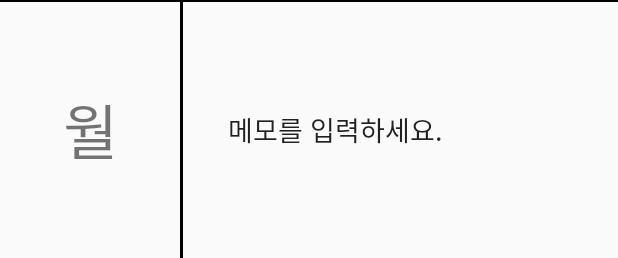
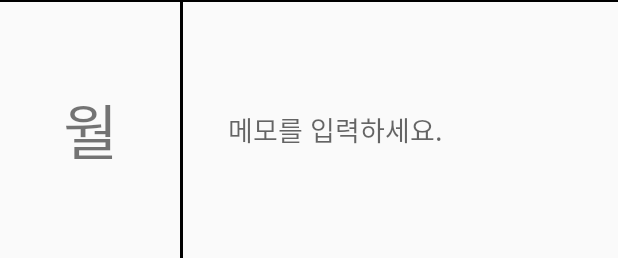
Before and after one commit to godsangin/MyDay, an Android app: the layout activity_main.xml on its own in the app's theme, with its tools: preview values and no code run, on a phone screen of 412 x 824 dp. Shown: the part 978-1236 px from the top of the screen. Run offline under Robolectric (Android 15) with nearby library versions, the phone set to English and light mode, and no system bars; plain views replace PieChart.

Commit message:
drag function modify needed

```diff
--- a/app/src/main/java/com/msproject/myhome/mydays/EventListAdapter.java
+++ b/app/src/main/java/com/msproject/myhome/mydays/EventListAdapter.java
@@ -168,6 +168,7 @@ public class EventListAdapter extends BaseAdapter {
                     index = v.getId();
                     return true;
                 case DragEvent.ACTION_DRAG_ENDED:
+                    Log.d("index==", index + "");
                     return true;
                 case DragEvent.ACTION_DRAG_EXITED://되면 여기서 이벤트 추가해서 eventActivity로 콜백 ㄱㄱ
                     if(white){
--- a/app/src/main/java/com/msproject/myhome/mydays/MainActivity.java
+++ b/app/src/main/java/com/msproject/myhome/mydays/MainActivity.java
@@ -390,7 +390,8 @@ public class MainActivity extends AppCompatActivity {
 
     public void setTitleContents(){//Title(today, menu) Button function
         TextView textView = titleBar.findViewById(R.id.today);
-
+        LocalDate ld = new LocalDate();
+        textView.setText(ld.getMonthOfYear() + "월 " + ld.getDayOfMonth());
         menuButton.setOnClickListener(new View.OnClickListener() {
             @Override
             public void onClick(View v) {
--- a/app/src/main/res/layout/activity_main.xml
+++ b/app/src/main/res/layout/activity_main.xml
@@ -128,7 +128,7 @@
                 android:layout_width="match_parent"
                 android:layout_height="match_parent"
                 android:padding="30dp"
-                android:text="메모를 입력하세요."
+                android:hint="메모를 입력하세요."
                 android:background="@null"
                 android:id="@+id/memo"/>
 
```
